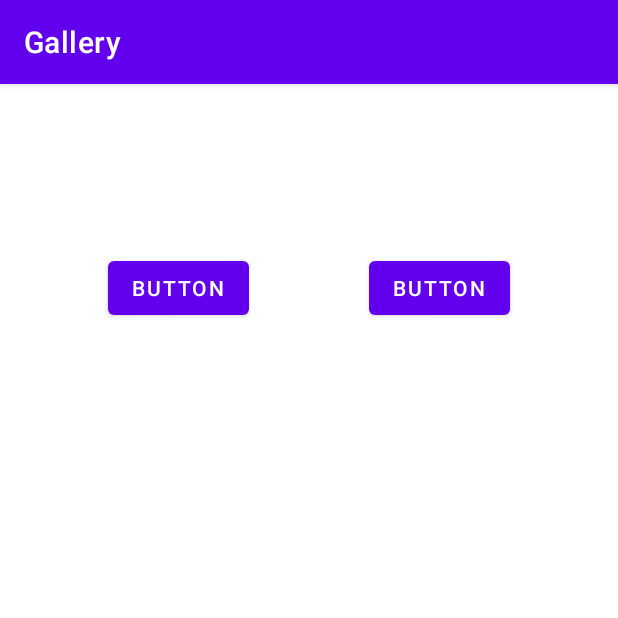
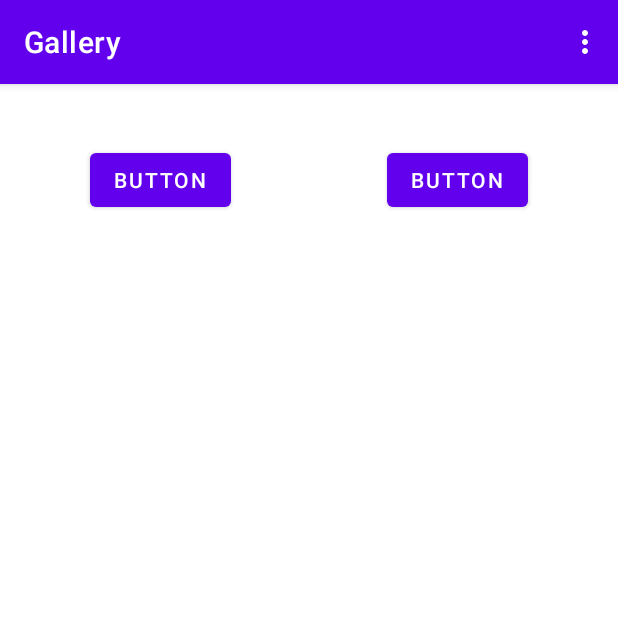
Before and after one commit to MairaFakhar/Gallery, an Android app: the screen it shows after launch (MainActivity), on a phone screen of 412 x 824 dp, the top half of it. Run offline under Robolectric (Android 15) with nearby library versions, the phone set to English and light mode, and no system bars.

Commit message:
Added Menu

```diff
--- a/app/src/main/java/com/example/gallery/MainActivity.java
+++ b/app/src/main/java/com/example/gallery/MainActivity.java
@@ -1,5 +1,6 @@
 package com.example.gallery;
 
+import androidx.annotation.NonNull;
 import androidx.appcompat.app.AppCompatActivity;
 import androidx.core.app.ActivityCompat;
 
@@ -13,10 +14,14 @@ import android.graphics.Bitmap;
 import android.net.Uri;
 import android.os.Bundle;
 import android.provider.MediaStore;
+import android.view.Menu;
+import android.view.MenuInflater;
+import android.view.MenuItem;
 import android.view.View;
 import android.widget.Button;
 import android.widget.ImageView;
 import android.widget.LinearLayout;
+import android.widget.Toast;
 
 public class MainActivity extends AppCompatActivity {
 
@@ -25,6 +30,33 @@ public class MainActivity extends AppCompatActivity {
     final int GALLERY_REQUEST = 666;
     LinearLayout ll;
     Uri imageUri;
+
+    @Override
+    public boolean onCreateOptionsMenu(Menu menu) {
+        MenuInflater inflater = getMenuInflater();
+        inflater.inflate(R.menu.main_menu, menu);
+        return super.onCreateOptionsMenu(menu);
+    }
+
+    @Override
+    public boolean onOptionsItemSelected(@NonNull MenuItem item) {
+        switch (item.getItemId())
+        {
+            case R.id.menu_backup:
+//                Intent intent = new Intent(MainActivity.this, Settings.class);
+//                intent.putExtra("city", CITY);
+//                intent.putExtra("temp_type", TEMP);
+//                startActivity(intent);
+                Toast.makeText(getApplicationContext(), "Backup selected", Toast.LENGTH_SHORT).show();
+                return true;
+            case R.id.menu_restore:
+                Toast.makeText(getApplicationContext(), "Restore selected", Toast.LENGTH_SHORT).show();
+            case R.id.menu_log:
+                Toast.makeText(getApplicationContext(), "Login/Logout selected", Toast.LENGTH_SHORT).show();
+            default:
+                return super.onOptionsItemSelected(item);
+        }
+    }
 
     @Override
     protected void onCreate(Bundle savedInstanceState) {
--- a/app/src/main/res/layout/activity_main.xml
+++ b/app/src/main/res/layout/activity_main.xml
@@ -6,20 +6,12 @@
     android:layout_height="match_parent"
     tools:context=".MainActivity">
 
-    <LinearLayout
-        android:id="@+id/ll"
-        android:layout_width="409dp"
-        android:layout_height="354dp"
-        android:orientation="vertical"
-        tools:layout_editor_absoluteX="1dp"
-        tools:layout_editor_absoluteY="376dp"></LinearLayout>
-
     <Button
         android:id="@+id/camerabutton"
         android:layout_width="wrap_content"
         android:layout_height="wrap_content"
-        android:layout_marginStart="72dp"
-        android:layout_marginTop="112dp"
+        android:layout_marginStart="60dp"
+        android:layout_marginTop="40dp"
         android:text="Button"
         app:layout_constraintStart_toStartOf="parent"
         app:layout_constraintTop_toTopOf="parent" />
@@ -28,10 +20,26 @@
         android:id="@+id/buttongallery"
         android:layout_width="wrap_content"
         android:layout_height="wrap_content"
-        android:layout_marginTop="112dp"
-        android:layout_marginEnd="72dp"
+        android:layout_marginTop="40dp"
+        android:layout_marginEnd="60dp"
         android:text="Button"
         app:layout_constraintEnd_toEndOf="parent"
         app:layout_constraintTop_toTopOf="parent" />
 
+    <ScrollView
+        android:layout_width="409dp"
+        android:layout_height="0dp"
+        android:layout_marginTop="100dp"
+        app:layout_constraintBottom_toBottomOf="parent"
+        app:layout_constraintEnd_toEndOf="parent"
+        app:layout_constraintStart_toStartOf="parent"
+        app:layout_constraintTop_toTopOf="parent">
+
+        <LinearLayout
+            android:id="@+id/ll"
+            android:layout_width="match_parent"
+            android:layout_height="wrap_content"
+            android:orientation="vertical" />
+    </ScrollView>
+
 </androidx.constraintlayout.widget.ConstraintLayout>
--- /dev/null
+++ b/app/src/main/res/menu/main_menu.xml
@@ -0,0 +1,13 @@
+<?xml version="1.0" encoding="utf-8"?>
+<menu xmlns:android="http://schemas.android.com/apk/res/android">
+
+    <item
+        android:id="@+id/menu_backup"
+        android:title="Backup Data" />
+    <item
+        android:id="@+id/menu_restore"
+        android:title="Restore Data" />
+    <item
+        android:id="@+id/menu_log"
+        android:title="Login / Logout" />
+</menu>
```
